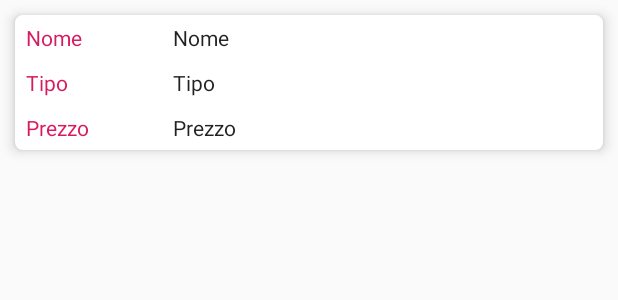
After one commit to silvialorusso90/SMS_Lorusso_Silvia, an Android app: the layout m_piatti.xml on its own in the app's theme, with its tools: preview values and no code run, on a phone screen of 412 x 824 dp. The commit adds this screen. Shown: the top 300 px of the screen. Run offline under Robolectric (Android 15) with nearby library versions, the phone set to English and light mode, and no system bars.

Commit message:
aggiunta classi per il ristoratore

```diff
--- a/app/src/main/java/com/example/sms_lorusso_silvia/Visualizza_menu_activity.java
+++ b/app/src/main/java/com/example/sms_lorusso_silvia/Visualizza_menu_activity.java
@@ -7,7 +7,11 @@ import android.support.v7.widget.LinearLayoutManager;
 import android.support.v7.widget.RecyclerView;
 import android.support.v7.widget.Toolbar;
 
+import com.example.sms_lorusso_silvia.mMySQL.Downloader_v_m;
+import com.example.sms_lorusso_silvia.mDataObject.Piatti;
+
 public class Visualizza_menu_activity extends AppCompatActivity {
+    //private static final String LOG_TAG = Visualizza_menu_activity.class.getSimpleName();
 
     String url="http://spacecrafts.altervista.org/LetturaDati/piatti.php";
 
@@ -22,6 +26,6 @@ public class Visualizza_menu_activity extends AppCompatActivity {
         recyclerView.setLayoutManager(new LinearLayoutManager(this));
         recyclerView.setItemAnimator(new DefaultItemAnimator());
 
-        //new Downloader_v_m(this, url, recyclerView).execute();
+        new Downloader_v_m(this, url, recyclerView).execute();
     }
 }
--- /dev/null
+++ b/app/src/main/java/com/example/sms_lorusso_silvia/mMySQL/ItemClickListener.java
@@ -0,0 +1,5 @@
+package com.example.sms_lorusso_silvia.mMySQL;
+
+public interface ItemClickListener {
+    void onItemClick(int layoutPosition);
+}
--- /dev/null
+++ b/app/src/main/res/layout/m_piatti.xml
@@ -0,0 +1,92 @@
+<?xml version="1.0" encoding="utf-8"?>
+<android.support.v7.widget.CardView
+    xmlns:android="http://schemas.android.com/apk/res/android"
+    android:orientation="horizontal"
+    android:layout_width="match_parent"
+    xmlns:card_view="http://schemas.android.com/apk/res-auto"
+    android:layout_margin="10dp"
+    card_view:cardCornerRadius="5dp"
+    card_view:cardElevation="5dp"
+    android:layout_height="wrap_content"
+    android:id="@+id/mCard"
+    android:clickable="true" >
+
+    <RelativeLayout
+        android:layout_width="match_parent"
+        android:layout_height="match_parent">
+
+        <TextView
+            android:id="@+id/TextView1"
+            android:layout_width="wrap_content"
+            android:layout_height="wrap_content"
+            android:layout_alignParentLeft="true"
+            android:layout_marginLeft="2dp"
+            android:padding="5dp"
+            android:text="Nome"
+            android:textAppearance="?android:attr/textAppearanceLarge"
+            android:textColor="@color/colorAccent"
+            android:textSize="14dp" />
+
+        <TextView
+            android:id="@+id/nomeTxt"
+            android:layout_width="wrap_content"
+            android:layout_height="wrap_content"
+            android:layout_alignParentLeft="true"
+            android:layout_marginLeft="100dp"
+            android:padding="5dp"
+            android:text="Nome"
+            android:textAppearance="?android:attr/textAppearanceLarge"
+            android:textSize="14dp" />
+
+        <TextView
+            android:id="@+id/TextView2"
+            android:layout_width="wrap_content"
+            android:layout_height="wrap_content"
+            android:layout_below="@+id/TextView1"
+            android:layout_alignParentLeft="true"
+            android:layout_marginLeft="2dp"
+            android:padding="5dp"
+            android:text="Tipo"
+            android:textAppearance="?android:attr/textAppearanceLarge"
+            android:textColor="@color/colorAccent"
+            android:textSize="14dp" />
+
+        <TextView
+            android:id="@+id/tipoTxt"
+            android:layout_width="wrap_content"
+            android:layout_height="wrap_content"
+            android:layout_below="@+id/nomeTxt"
+            android:layout_alignParentLeft="true"
+            android:layout_marginLeft="100dp"
+            android:padding="5dp"
+            android:text="Tipo"
+            android:textAppearance="?android:attr/textAppearanceLarge"
+            android:textSize="14dp" />
+
+        <TextView
+            android:id="@+id/TextView3"
+            android:layout_width="wrap_content"
+            android:layout_height="wrap_content"
+            android:layout_below="@+id/TextView2"
+            android:layout_alignParentLeft="true"
+            android:layout_marginLeft="2dp"
+            android:padding="5dp"
+            android:text="Prezzo"
+            android:textAppearance="?android:attr/textAppearanceLarge"
+            android:textColor="@color/colorAccent"
+            android:textSize="14dp" />
+
+        <TextView
+            android:id="@+id/prezzoTxt"
+            android:layout_width="wrap_content"
+            android:layout_height="wrap_content"
+            android:layout_below="@+id/tipoTxt"
+            android:layout_marginLeft="100dp"
+            android:padding="5dp"
+            android:text="Prezzo"
+            android:textAppearance="?android:attr/textAppearanceLarge"
+
+            android:textSize="14dp" />
+
+    </RelativeLayout>
+</android.support.v7.widget.CardView>
```
Also changed, not shown: app/src/main/AndroidManifest.xml (+6 -2 lines), app/src/main/java/com/example/sms_lorusso_silvia/mMySQL/Adapter_v_m.java (added, +59 -0 lines), app/src/main/java/com/example/sms_lorusso_silvia/mMySQL/ConnectorG.java (added, +35 -0 lines), app/src/main/java/com/example/sms_lorusso_silvia/mMySQL/ConnectorP.java (added, +36 -0 lines), app/src/main/java/com/example/sms_lorusso_silvia/mMySQL/Downloader_v_m.java (added, +98 -0 lines), app/src/main/java/com/example/sms_lorusso_silvia/mMySQL/MyHolder_v_m.java (added, +37 -0 lines), app/src/main/java/com/example/sms_lorusso_silvia/mMySQL/Parser_v_m.java (added, +95 -0 lines).
